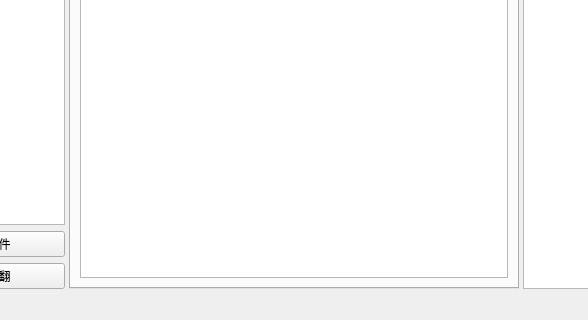
MonianHello/JSON-i18n, file MainWindow.ui: the form before one commit; both pictures show x 265 to 853 and y 462 to 782 of the 1118 by 782 pixel window.
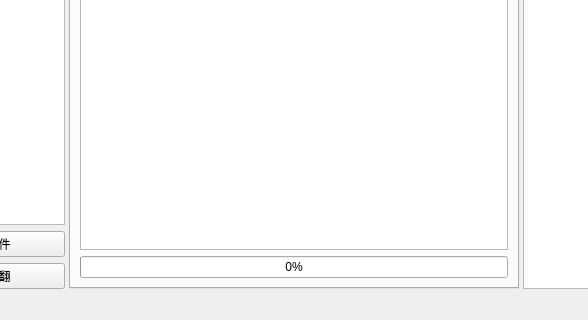
The form after the commit.

Diff of the .ui file:
```diff
--- a/MainWindow.ui
+++ b/MainWindow.ui
@@ -93,7 +93,7 @@
          <string>浏览模式</string>
         </attribute>
         <layout class="QGridLayout" name="gridLayout_4">
-         <item row="0" column="0">
+         <item row="1" column="1">
           <widget class="QTableView" name="TableView">
            <property name="minimumSize">
             <size>
@@ -103,6 +103,13 @@
            </property>
           </widget>
          </item>
+         <item row="2" column="1">
+          <widget class="QProgressBar" name="translateProgressBar">
+           <property name="value">
+            <number>0</number>
+           </property>
+          </widget>
+         </item>
         </layout>
        </widget>
        <widget class="QWidget" name="tab_6">
```
